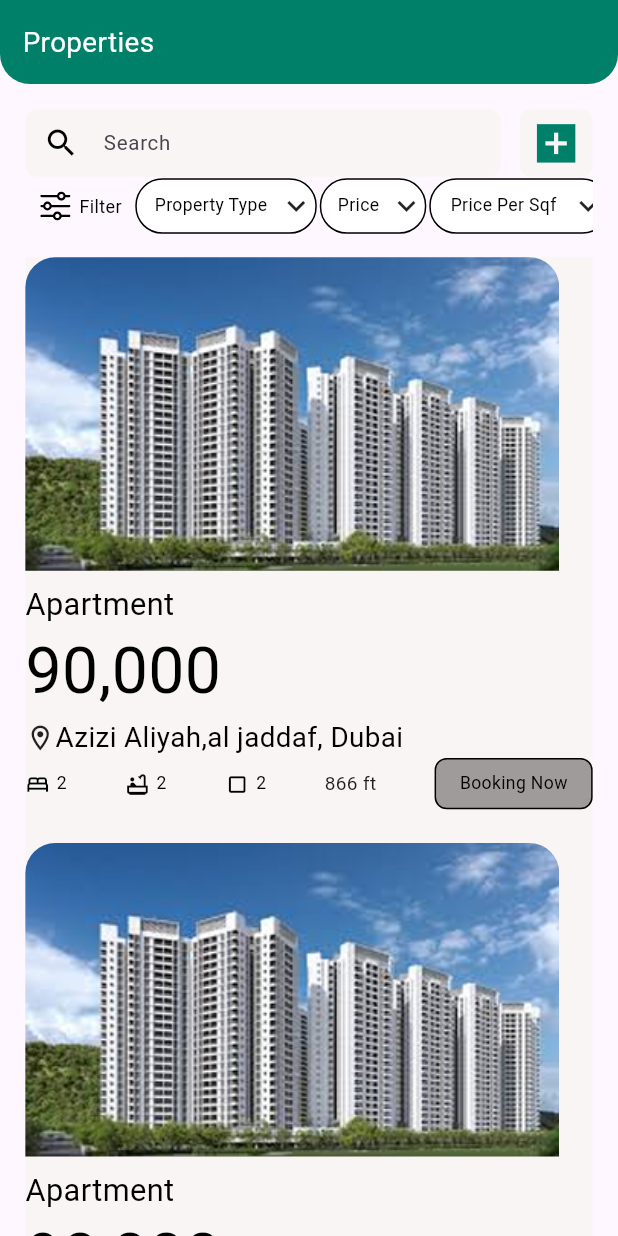
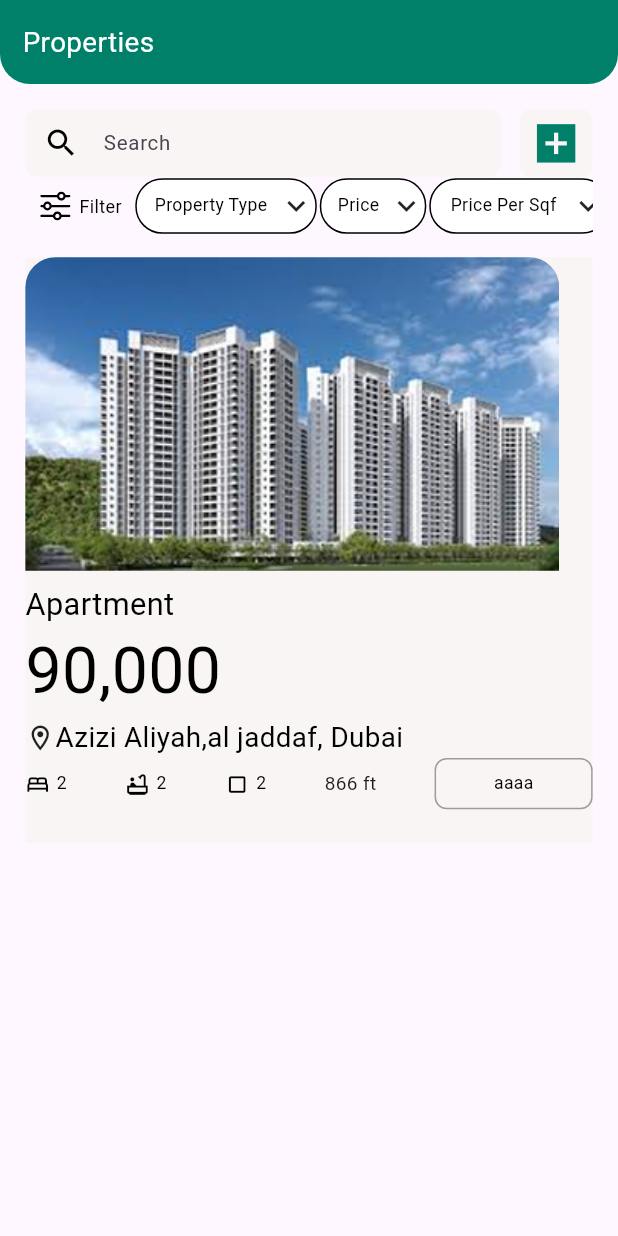
Before and after one commit to fthmnida551-star/property_managment, a Flutter app: the Searchingpage screen opened directly, on a phone screen of 412 x 824 dp. Run offline on Flutter 3.47's test engine with Material 3 defaults, Android fonts, the phone set to English and light mode, and no system bars; our stand-ins replace flutter_screenutil, flutter_svg.

Commit message:
propertydetails, booked_details

```diff
--- a/lib/core/theme/app_colors.dart
+++ b/lib/core/theme/app_colors.dart
@@ -18,7 +18,7 @@ class AppColors {
   static Color get opacitygrayColorText =>
       const Color(0xff000000).withOpacity(0.60);
   static Color get opacitygreyColor1 =>
-      const Color(0XFF0000001C).withOpacity(0.11);
+      const Color(0Xff0000001c).withOpacity(0.11);
   static Color get opacitygreyColor2 =>
-      const Color(0XFFA09B9B80).withOpacity(0.50);
+      const Color(0Xffa09b9b80).withOpacity(0.50);
 }
--- a/lib/core/theme/asset_resource.dart
+++ b/lib/core/theme/asset_resource.dart
@@ -14,8 +14,8 @@ class AssetResource {
   static const vacant = 'assets/svg/vacantproperty.svg';
 
   //propertydetails-----------
-  static const location='asset/propertydetails/location.png';
-  static const property='asset/propertydetails/building.png';
-  static const maintenanceIcon='asset/propertydetails/maintenance_icon.svg';
-   static const car='asset/propertydetails/car_icon.svg';
+  static const location='assets/propertydetails/location.png';
+  static const property='assets/propertydetails/building.png';
+  static const maintenanceIcon='assets/propertydetails/maintenance_icon.svg';
+    static const apartment='assets/propertydetails/image.png';
 }
--- a/lib/presentation/adduser-screen.dart
+++ b/lib/presentation/adduser-screen.dart
@@ -45,7 +45,7 @@ class _AddUserScreenState extends State<AddUserScreen> {
                   border: Border.all(color: Colors.grey.shade400),
                 ),
                 child: DropdownButtonFormField<String>(
-                  value: _selectedRole,
+                  initialValue: _selectedRole,
                   decoration: const InputDecoration(
                     border: InputBorder.none,
                     labelText: 'Role',
--- a/lib/presentation/searching_page/searchingpage.dart
+++ b/lib/presentation/searching_page/searchingpage.dart
@@ -119,10 +119,7 @@ class _SearchingpageState extends State<Searchingpage> {
             ),
             // Propert Containers
             SizedBox(height: 15.h),
-            PropertyContainer(),
-            PropertyContainer(),
-            PropertyContainer(),
-            PropertyContainer(),
+            PropertyContainer(text: 'aaaa')
           ],
         ),
       ),
--- a/lib/presentation/searching_page/widget/property_container.dart
+++ b/lib/presentation/searching_page/widget/property_container.dart
@@ -2,10 +2,21 @@ import 'package:flutter/material.dart';
 import 'package:flutter_screenutil/flutter_screenutil.dart';
 import 'package:property_managment/core/theme/app_colors.dart';
 import 'package:property_managment/core/theme/asset_resource.dart';
+import 'package:property_managment/presentation/propertydetails/propertydetails.dart';
 import 'package:property_managment/presentation/searching_page/widget/icon_row.dart';
 
 class PropertyContainer extends StatefulWidget {
-  const PropertyContainer({super.key});
+  final String text;
+  final Color? color;
+  final Color? textColor;
+  final bool isShow;
+  const PropertyContainer({
+    super.key,
+    required this.text,
+    this.color,
+    this.textColor,
+    this.isShow = true,
+  });
   @override
   State<PropertyContainer> createState() => _PropertyContainerState();
 }
@@ -15,7 +26,10 @@ class _PropertyContainerState extends State<PropertyContainer> {
   Widget build(BuildContext context) {
     return GestureDetector(
       onTap: () {
-        print('click container');
+        Navigator.push(
+          context,
+          MaterialPageRoute(builder: (context) => PropertydetailsScreen()),
+        );
       },
       child: Container(
         height: 400.h,
@@ -25,7 +39,7 @@ class _PropertyContainerState extends State<PropertyContainer> {
           crossAxisAlignment: CrossAxisAlignment.start,
           children: [
             ClipRRect(
-              borderRadius: const BorderRadius.only(
+              borderRadius: BorderRadius.only(
                 topLeft: Radius.circular(20),
                 topRight: Radius.circular(20),
               ),
@@ -61,27 +75,29 @@ class _PropertyContainerState extends State<PropertyContainer> {
                 IconRow(icon: Icons.bathtub_outlined, value: '2'),
                 IconRow(icon: Icons.crop_square_outlined, value: '2'),
                 Text('866 ft', style: TextStyle(fontSize: 13.sp)),
-                Align(
+                widget.isShow
+                    ? Align(
                         alignment: Alignment.bottomRight,
                         child: Container(
                           width: 99.75.w,
                           height: 35.h,
                           decoration: BoxDecoration(
-                      color: AppColors.bookingNow,
+                            color: widget.color ?? AppColors.propertyContainer,
                             borderRadius: BorderRadius.circular(8),
-                      border: Border.all(color: AppColors.black),
+                            border: Border.all(color: AppColors.bookingNow),
                           ),
                           child: Center(
                             child: Text(
-                        'Booking Now',
+                              widget.text,
                               style: TextStyle(
                                 fontSize: 12.sp,
-                          color: AppColors.black,
+                                color: widget.textColor ?? AppColors.black,
                               ),
                             ),
                           ),
                         ),
-                ),
+                      )
+                    : SizedBox(),
               ],
             ),
           ],
--- a/pubspec.yaml
+++ b/pubspec.yaml
@@ -64,6 +64,8 @@ flutter:
     - assets/dashboard/
     - assets/properties/
     - assets/svg/
+    - assets/propertydetails/
+
 
 
   # An image asset can refer to one or more resolution-specific "variants", see
```
Also changed, not shown: lib/main.dart (+12 -6 lines), lib/presentation/booked_details/booked_details.dart (added, +46 -0 lines), lib/presentation/propertydetails/propertydetails.dart (+73 -111 lines), lib/presentation/propertydetails/widget/detailstable.dart (added, +30 -0 lines), lib/presentation/propertydetails/widget/row.dart (added, +23 -0 lines), assets/propertydetails/apartment.png (added), assets/propertydetails/car_icon.svg (deleted). Lines whose indentation alone changed are shown as unchanged.
